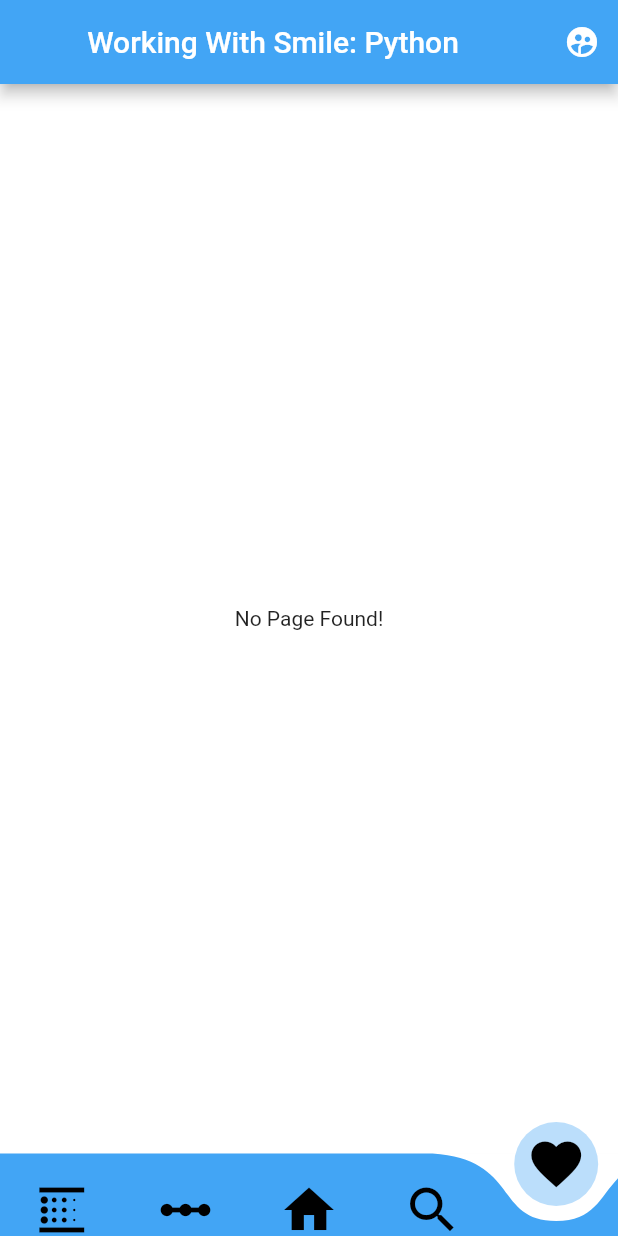
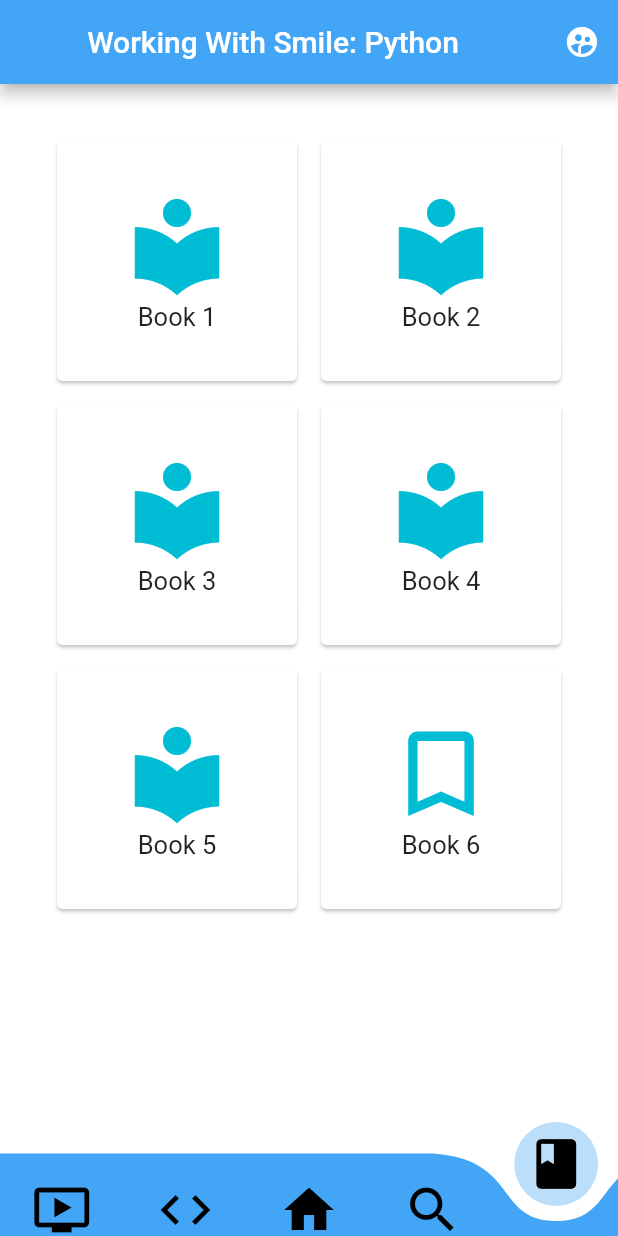
Before and after one commit to hemangdtu/python_app, a Flutter app: the screen it shows after launch, item 5 of the bottom bar chosen, on a phone screen of 412 x 824 dp. Run offline on Flutter 3.47's test engine with Material 2 defaults, Android fonts, the light colour scheme and no system bars; drawn by our look-alikes of curved_navigation_bar; missing offline and left inert: flappy_search_bar.

Commit message:
Resources page added and activated

```diff
--- a/lib/main.dart
+++ b/lib/main.dart
@@ -4,6 +4,7 @@ import 'package:fluid_bottom_nav_bar/pages/home.dart';
 import 'package:fluid_bottom_nav_bar/pages/search.dart';
 import 'package:fluid_bottom_nav_bar/pages/list.dart';
 import 'package:fluid_bottom_nav_bar/pages/examplefile.dart';
+import 'package:fluid_bottom_nav_bar/pages/resources.dart';
 
 void main() => runApp(MyApp());
 
@@ -29,6 +30,7 @@ class _MyHomePageState extends State<MyHomePage> {
   final Search _searchbarcode = Search();
   final ListBodyLayout _list = ListBodyLayout();
   final ExamplesNew _newexamples = ExamplesNew();
+  final ResourceList _resourceList = ResourceList();
   Widget _showPage = DialogsExample();
 
   Widget _pageChooser(int page) {
@@ -44,6 +46,9 @@ class _MyHomePageState extends State<MyHomePage> {
         break;
       case 3:
         return _searchbarcode;
+        break;
+      case 4:
+        return _resourceList;
         break;
       default:
         return new Container(
@@ -100,12 +105,12 @@ class _MyHomePageState extends State<MyHomePage> {
         height: 55,
         items: <Widget>[
           Icon(
-            Icons.blur_linear,
+            Icons.ondemand_video,
             size: 40,
             color: Colors.black,
           ),
           Icon(
-            Icons.linear_scale,
+            Icons.code,
             size: 40,
             color: Colors.black,
           ),
@@ -120,7 +125,7 @@ class _MyHomePageState extends State<MyHomePage> {
             color: Colors.black,
           ),
           Icon(
-            Icons.favorite,
+            Icons.book,
             size: 40,
             color: Colors.black,
           ),
--- a/lib/pages/home.dart
+++ b/lib/pages/home.dart
@@ -147,9 +147,9 @@ class RoutesExample extends StatelessWidget {
 }
 
 // <Null> means this route returns nothing.
-class _PageTwo extends MaterialPageRoute<Null> {
-  _PageTwo()
-      : super(
+class _PageTwo extends MaterialPageRoute<Null>
+{
+  _PageTwo() : super(
           builder: (BuildContext context) {
             return Scaffold(
               appBar: AppBar(
--- /dev/null
+++ b/lib/pages/resources.dart
@@ -0,0 +1,161 @@
+import 'package:flutter/material.dart';
+import 'package:url_launcher/url_launcher.dart';
+
+class ResourceList extends StatelessWidget {
+  @override
+  Widget build(BuildContext context) {
+    return _resourcesList(context);
+  }
+}
+
+Widget _resourcesList(BuildContext context) {
+  return Container(
+    padding: EdgeInsets.all(30.0),
+    child: GridView.count(
+      crossAxisCount: 2,
+      children: <Widget>[
+        MyMenu(
+          title: "Book 1",
+          icon: Icons.local_library,
+          warna: Colors.cyan,
+          link: _launchURLB1,
+        ),
+        MyMenu(
+          title: "Book 2",
+          icon: Icons.local_library,
+          warna: Colors.cyan,
+          link: _launchURLB2,
+        ),
+        MyMenu(
+          title: "Book 3",
+          icon: Icons.local_library,
+          warna: Colors.cyan,
+          link: _launchURLB3,
+        ),
+        MyMenu(
+          title: "Book 4",
+          icon: Icons.local_library,
+          warna: Colors.cyan,
+          link: _launchURLB4,
+        ),
+        MyMenu(
+          title: "Book 5",
+          icon: Icons.local_library,
+          warna: Colors.cyan,
+          link: _launchURLB5,
+        ),
+        MyMenu(
+          title: "Book 6",
+          icon: Icons.bookmark_border,
+          warna: Colors.cyan,
+          link: _launchURLB6,
+        ),
+      ],
+    ),
+  );
+}
+
+class MyMenu extends StatelessWidget {
+  MyMenu({this.title, this.icon, this.warna, this.link});
+
+  final String title;
+  final IconData icon;
+  final MaterialColor warna;
+  final Function link;
+
+  @override
+  Widget build(BuildContext context) {
+    return Card(
+      margin: EdgeInsets.all(8.0),
+      child: InkWell(
+        onTap: link,
+        splashColor: Colors.blueAccent,
+        child: Center(
+          child: Column(
+            mainAxisSize: MainAxisSize.min,
+            children: <Widget>[
+              Icon(
+                icon,
+                size: 75.0,
+                color: warna,
+              ),
+              Text(
+                title,
+                style: new TextStyle(
+                  fontSize: 17.0,
+                ),
+              ),
+            ],
+          ),
+        ),
+      ),
+    );
+  }
+}
+
+_launchURLB1() async {
+  const url = 'https://www.youtube.com/watch?v=bqyJRQR_Ml4';
+  if (await canLaunch(url)) {
+    await launch(
+      url,
+      forceWebView: false,
+    );
+  } else {
+    throw 'Could not launch $url';
+  }
+}
+_launchURLB2() async {
+  const url = 'https://www.youtube.com/watch?v=bqyJRQR_Ml4';
+  if (await canLaunch(url)) {
+    await launch(
+      url,
+      forceWebView: false,
+    );
+  } else {
+    throw 'Could not launch $url';
+  }
+}
+_launchURLB3() async {
+  const url = 'https://www.youtube.com/watch?v=bqyJRQR_Ml4';
+  if (await canLaunch(url)) {
+    await launch(
+      url,
+      forceWebView: false,
+    );
+  } else {
+    throw 'Could not launch $url';
+  }
+}
+_launchURLB4() async {
+  const url = 'https://www.youtube.com/watch?v=bqyJRQR_Ml4';
+  if (await canLaunch(url)) {
+    await launch(
+      url,
+      forceWebView: false,
+    );
+  } else {
+    throw 'Could not launch $url';
+  }
+}
+_launchURLB5() async {
+  const url = 'https://www.youtube.com/watch?v=bqyJRQR_Ml4';
+  if (await canLaunch(url)) {
+    await launch(
+      url,
+      forceWebView: false,
+    );
+  } else {
+    throw 'Could not launch $url';
+  }
+}
+_launchURLB6() async {
+  const url = 'https://www.youtube.com/watch?v=bqyJRQR_Ml4';
+  if (await canLaunch(url)) {
+    await launch(
+      url,
+      forceWebView: false,
+    );
+  } else {
+    throw 'Could not launch $url';
+  }
+}
```
Also changed, not shown: lib/pages/examplefile.dart (+6 -6 lines).
